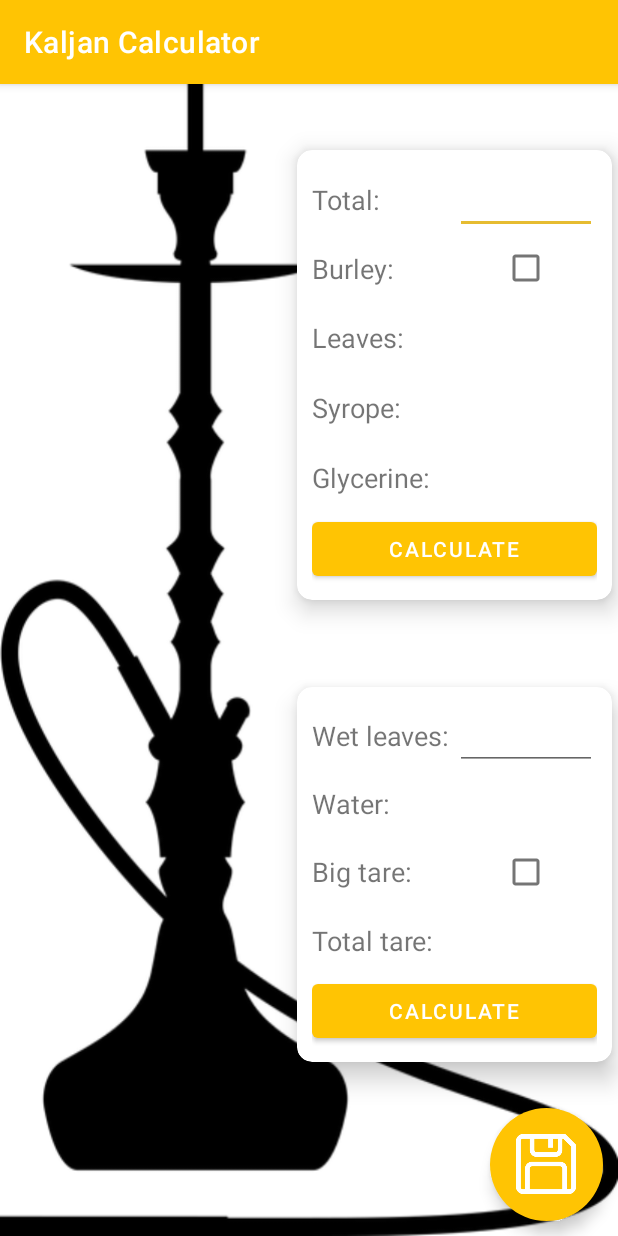
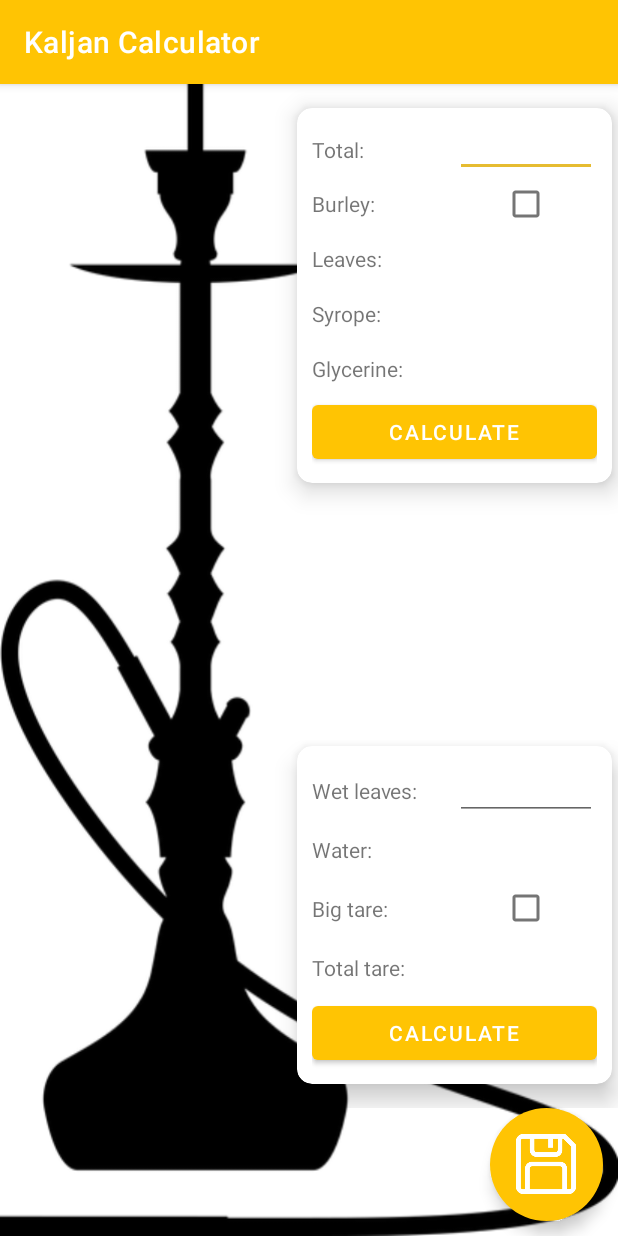
Before and after one commit to xameYeoh/KaljanCalculator, an Android app: the screen it shows after launch (MainActivity), on a phone screen of 412 x 824 dp. Run offline under Robolectric (Android 15) with nearby library versions, the phone set to English and light mode, and no system bars.

Commit message:
Made app ui more modular by relocating tobacco adding logic and ui to fragment and adding it to main activity

```diff
--- a/app/build.gradle
+++ b/app/build.gradle
@@ -32,6 +32,7 @@ dependencies {
     implementation 'androidx.appcompat:appcompat:1.3.1'
     implementation 'com.google.android.material:material:1.4.0'
     implementation 'androidx.constraintlayout:constraintlayout:2.1.0'
+    implementation 'androidx.legacy:legacy-support-v4:1.0.0'
     testImplementation 'junit:junit:4.+'
     androidTestImplementation 'androidx.test.ext:junit:1.1.3'
     androidTestImplementation 'androidx.test.espresso:espresso-core:3.4.0'
--- a/app/src/main/java/com/hfad/kaljancalculator/MainActivity.java
+++ b/app/src/main/java/com/hfad/kaljancalculator/MainActivity.java
@@ -1,6 +1,8 @@
 package com.hfad.kaljancalculator;
 
 import androidx.appcompat.app.AppCompatActivity;
+import androidx.fragment.app.Fragment;
+import androidx.fragment.app.FragmentTransaction;
 
 import android.os.Bundle;
 
@@ -10,116 +12,21 @@ import android.widget.TextView;
 import android.view.View;
 
 public class MainActivity extends AppCompatActivity {
-    private Tobacco tobacco;
-    private Tobacco.Details details;
-    private double burleyRatio = 0.0;
+
 
     @Override
     protected void onCreate(Bundle savedInstanceState) {
         super.onCreate(savedInstanceState);
         setContentView(R.layout.activity_main);
 
-        setupViewsListeners();
+        addFragmentToMainScreen();
     }
 
-    private void setupViewsListeners() {
-        View buttonDryGrid = findViewById(R.id.calculate_button_dry);
-        buttonDryGrid.setOnClickListener(this::createTobaccoAndUpdateViews);
+    private void addFragmentToMainScreen() {
+        Fragment tobaccoSettingsFragment = new TobaccoSettingsFragment();
 
-        View buttonWetGrid = findViewById(R.id.calculate_button_wet);
-        buttonWetGrid.setOnClickListener(this::updateWetTextViews);
-
-        View burleyCheckBox = findViewById(R.id.burley_ratio_checkbox);
-        burleyCheckBox.setOnClickListener(this::toggleBurley);
-    }
-
-    private void createTobaccoAndUpdateViews(View view) {
-        EditText totalField = findViewById(R.id.total);
-        String totalText = totalField.getText().toString();
-        if(!totalText.isEmpty()){
-            int total = Integer.parseInt(totalText);
-            createTobacco(total);
-
-            updateLeavesViews();
-
-            updateDryTobaccoViews();
-        }
-    }
-
-    private void createTobacco(int total) {
-        setBurleyRatio();
-
-        tobacco = new Tobacco.Builder()
-                .setDesiredTotal(total)
-                .setBurleyRatio(burleyRatio)
-                .build();
-        details = tobacco.new Details();
-    }
-
-    private void setBurleyRatio(){
-        EditText burleyField = findViewById(R.id.burley_percent);
-        String burleyPercent = burleyField.getText().toString();
-        if (!burleyPercent.isEmpty()) burleyRatio = Double.parseDouble(burleyPercent) / 100;
-        else burleyRatio = 0.0;
-    }
-
-    private void updateLeavesViews(){
-        TextView burleyWeightField = this.findViewById(R.id.burley_weight);
-        String burleyLeaves = String.valueOf(details.getBurleyLeaves());
-        burleyWeightField.setText(burleyLeaves);
-
-        TextView virginiaWeightField = this.findViewById(R.id.virginia_weight);
-        String virginiaLeaves = String.valueOf(details.getVirginiaLeaves());
-        virginiaWeightField.setText(virginiaLeaves);
-    }
-
-    private void updateDryTobaccoViews(){
-        TextView leavesField = findViewById(R.id.leaves);
-        TextView syropeField = findViewById(R.id.syrope);
-        TextView glycerineField = findViewById(R.id.glycerine);
-
-        String leaves = String.valueOf(tobacco.getLeaves());
-        leavesField.setText(leaves);
-
-        String syrope = String.valueOf(tobacco.getSyrope());
-        syropeField.setText(syrope);
-
-        String glycerine = String.valueOf(tobacco.getGlycerine());
-        glycerineField.setText(glycerine);
-    }
-
-    private void updateWetTextViews(View view) {
-        EditText wetLeavesField = findViewById(R.id.wet_leaves);
-        String wetLeavesText = wetLeavesField.getText().toString();
-
-        if(!wetLeavesText.isEmpty()){
-            TextView waterField = findViewById(R.id.water);
-            int wetLeaves = Integer.parseInt(wetLeavesField.getText().toString());
-            String water = String.valueOf(details.getWaterNeeded(wetLeaves));
-            waterField.setText(water);
-
-            String totalWithTare;
-            CheckBox bigTare = findViewById(R.id.big_tare_checkbox);
-            if(bigTare.isChecked()){
-                totalWithTare = String.valueOf(details.getTotalWithBigTare());
-            }else{
-               totalWithTare = String.valueOf(details.getTotalWithSmallTare());
-            }
-            TextView totalWithTareField = findViewById(R.id.total_weight_with_tare);
-            totalWithTareField.setText(totalWithTare);
-        }
-    }
-
-    private void toggleBurley(View view){
-        CheckBox burleyIncluded = (CheckBox) view;
-        View leavesContentsCard = findViewById(R.id.leaves_contents);
-
-        if(burleyIncluded.isChecked()){
-            leavesContentsCard.setVisibility(View.VISIBLE);
-        }
-        else{
-            leavesContentsCard.setVisibility(View.INVISIBLE);
-            burleyRatio = 0.0;
-        }
+        FragmentTransaction transaction = getSupportFragmentManager().beginTransaction();
+        transaction.add(R.id.fragment_container, tobaccoSettingsFragment);
+        transaction.commit();
     }
 }
--- /dev/null
+++ b/app/src/main/java/com/hfad/kaljancalculator/TobaccoSettingsFragment.java
@@ -0,0 +1,140 @@
+package com.hfad.kaljancalculator;
+
+import android.os.Bundle;
+
+import androidx.fragment.app.Fragment;
+
+import android.view.LayoutInflater;
+import android.view.View;
+import android.view.ViewGroup;
+import android.widget.CheckBox;
+import android.widget.EditText;
+import android.widget.TextView;
+
+public class TobaccoSettingsFragment extends Fragment {
+    private Tobacco tobacco;
+    private Tobacco.Details details;
+    private double burleyRatio = 0.0;
+    private View root;
+
+    @Override
+    public void onCreate(Bundle savedInstanceState) {
+        super.onCreate(savedInstanceState);
+    }
+
+    @Override
+    public View onCreateView(LayoutInflater inflater, ViewGroup container,
+                             Bundle savedInstanceState) {
+        return inflater.inflate(R.layout.fragment_tobacco_settings, container, false);
+    }
+
+    @Override
+    public void onViewCreated(View view, Bundle savedInstance) {
+        super.onViewCreated(view, savedInstance);
+
+        root = view;
+        setupViewsListeners();
+    }
+
+    private void setupViewsListeners() {
+
+        View buttonDryGrid = root.findViewById(R.id.calculate_button_dry);
+        buttonDryGrid.setOnClickListener(this::createTobaccoAndUpdateViews);
+
+        View buttonWetGrid = root.findViewById(R.id.calculate_button_wet);
+        buttonWetGrid.setOnClickListener(this::updateWetTextViews);
+
+        View burleyCheckBox = root.findViewById(R.id.burley_ratio_checkbox);
+        burleyCheckBox.setOnClickListener(this::toggleBurley);
+    }
+
+    private void createTobaccoAndUpdateViews(View view) {
+        EditText totalField = root.findViewById(R.id.total);
+        String totalText = totalField.getText().toString();
+        if(!totalText.isEmpty()){
+            int total = Integer.parseInt(totalText);
+            createTobacco(total);
+
+            updateLeavesViews();
+
+            updateDryTobaccoViews();
+        }
+    }
+
+    private void createTobacco(int total) {
+        setBurleyRatio();
+
+        tobacco = new Tobacco.Builder()
+                .setDesiredTotal(total)
+                .setBurleyRatio(burleyRatio)
+                .build();
+        details = tobacco.new Details();
+    }
+
+    private void setBurleyRatio(){
+        EditText burleyField = root.findViewById(R.id.burley_percent);
+        String burleyPercent = burleyField.getText().toString();
+        if (!burleyPercent.isEmpty()) burleyRatio = Double.parseDouble(burleyPercent) / 100;
+        else burleyRatio = 0.0;
+    }
+
+    private void updateLeavesViews(){
+        TextView burleyWeightField = this.root.findViewById(R.id.burley_weight);
+        String burleyLeaves = String.valueOf(details.getBurleyLeaves());
+        burleyWeightField.setText(burleyLeaves);
+
+        TextView virginiaWeightField = this.root.findViewById(R.id.virginia_weight);
+        String virginiaLeaves = String.valueOf(details.getVirginiaLeaves());
+        virginiaWeightField.setText(virginiaLeaves);
+    }
+
+    private void updateDryTobaccoViews(){
+        TextView leavesField = root.findViewById(R.id.leaves);
+        TextView syropeField = root.findViewById(R.id.syrope);
+        TextView glycerineField = root.findViewById(R.id.glycerine);
+
+        String leaves = String.valueOf(tobacco.getLeaves());
+        leavesField.setText(leaves);
+
+        String syrope = String.valueOf(tobacco.getSyrope());
+        syropeField.setText(syrope);
+
+        String glycerine = String.valueOf(tobacco.getGlycerine());
+        glycerineField.setText(glycerine);
+    }
+
+    private void updateWetTextViews(View view) {
+        EditText wetLeavesField = root.findViewById(R.id.wet_leaves);
+        String wetLeavesText = wetLeavesField.getText().toString();
+
+        if(!wetLeavesText.isEmpty()){
+            TextView waterField = root.findViewById(R.id.water);
+            int wetLeaves = Integer.parseInt(wetLeavesField.getText().toString());
+            String water = String.valueOf(details.getWaterNeeded(wetLeaves));
+            waterField.setText(water);
+
+            String totalWithTare;
+            CheckBox bigTare = root.findViewById(R.id.big_tare_checkbox);
+            if(bigTare.isChecked()){
+                totalWithTare = String.valueOf(details.getTotalWithBigTare());
+            }else{
+                totalWithTare = String.valueOf(details.getTotalWithSmallTare());
+            }
+            TextView totalWithTareField = root.findViewById(R.id.total_weight_with_tare);
+            totalWithTareField.setText(totalWithTare);
+        }
+    }
+
+    private void toggleBurley(View view){
+        CheckBox burleyIncluded = (CheckBox) view;
+        View leavesContentsCard = root.findViewById(R.id.leaves_contents);
+
+        if(burleyIncluded.isChecked()){
+            leavesContentsCard.setVisibility(View.VISIBLE);
+        }
+        else{
+            leavesContentsCard.setVisibility(View.INVISIBLE);
+            burleyRatio = 0.0;
+        }
+    }
+}
--- a/app/src/main/res/layout/activity_main.xml
+++ b/app/src/main/res/layout/activity_main.xml
@@ -1,45 +1,19 @@
 <?xml version="1.0" encoding="utf-8"?>
 <androidx.constraintlayout.widget.ConstraintLayout xmlns:android="http://schemas.android.com/apk/res/android"
+    xmlns:app="http://schemas.android.com/apk/res-auto"
     android:id="@+id/root_view"
-    xmlns:app="http://schemas.android.com/apk/res-auto"
     xmlns:tools="http://schemas.android.com/tools"
     android:layout_width="match_parent"
     android:layout_height="match_parent"
+    android:orientation="vertical"
     android:background="@drawable/hookah_left"
     tools:context=".MainActivity">
 
-    <include
-        android:id="@+id/grid_dry"
-        layout="@layout/card_grid_dry_properties"
-        android:layout_width="210dp"
-        android:layout_height="300dp"
-        android:layout_marginTop="44dp"
-        android:layout_marginEnd="4dp"
-        app:layout_constraintBottom_toTopOf="@+id/grid_wet"
-        app:layout_constraintEnd_toEndOf="parent"
-        app:layout_constraintTop_toTopOf="parent"
-        app:layout_constraintVertical_bias="0.0" />
-
-    <include
-        android:id="@+id/grid_wet"
-        layout="@layout/card_grid_wet_properties"
-        android:layout_width="210dp"
-        android:layout_height="250dp"
-        android:layout_marginEnd="4dp"
-        android:layout_marginBottom="116dp"
-        app:layout_constraintBottom_toBottomOf="parent"
-        app:layout_constraintEnd_toEndOf="parent" />
-
-    <include
-        android:id="@+id/leaves_contents"
-        layout="@layout/card_leaves_contents"
-        android:layout_width="159dp"
-        android:layout_height="158dp"
-        android:layout_marginTop="44dp"
-        android:layout_marginEnd="12dp"
-        android:visibility="invisible"
-        app:layout_constraintEnd_toStartOf="@+id/grid_dry"
-        app:layout_constraintHorizontal_bias="1.0"
+    <FrameLayout
+        android:id="@+id/fragment_container"
+        android:layout_width="match_parent"
+        android:layout_height="0dp"
+        app:layout_constraintBottom_toTopOf="@+id/fab"
         app:layout_constraintStart_toStartOf="parent"
         app:layout_constraintTop_toTopOf="parent" />
 
@@ -52,5 +26,4 @@
         app:layout_constraintBottom_toBottomOf="parent"
         app:layout_constraintEnd_toEndOf="parent"
         android:contentDescription="@string/save_recipe"/>
-
 </androidx.constraintlayout.widget.ConstraintLayout>
--- /dev/null
+++ b/app/src/main/res/layout/fragment_tobacco_settings.xml
@@ -0,0 +1,45 @@
+<?xml version="1.0" encoding="utf-8"?>
+<androidx.constraintlayout.widget.ConstraintLayout xmlns:android="http://schemas.android.com/apk/res/android"
+    xmlns:app="http://schemas.android.com/apk/res-auto"
+    xmlns:tools="http://schemas.android.com/tools"
+    android:id="@+id/root_view"
+    android:layout_width="match_parent"
+    android:layout_height="match_parent"
+
+    tools:context=".TobaccoSettingsFragment">
+
+    <include
+        android:id="@+id/grid_dry"
+        layout="@layout/card_grid_dry_properties"
+        android:layout_width="210dp"
+        android:layout_height="250dp"
+        android:layout_marginTop="16dp"
+        android:layout_marginEnd="4dp"
+        app:layout_constraintEnd_toEndOf="parent"
+        app:layout_constraintTop_toTopOf="parent" />
+
+    <include
+        android:id="@+id/grid_wet"
+        layout="@layout/card_grid_wet_properties"
+        android:layout_width="210dp"
+        android:layout_height="225dp"
+        android:layout_marginEnd="4dp"
+        android:layout_marginBottom="16dp"
+        app:layout_constraintBottom_toBottomOf="parent"
+        app:layout_constraintEnd_toEndOf="parent" />
+
+    <include
+        android:id="@+id/leaves_contents"
+        layout="@layout/card_leaves_contents"
+        android:layout_width="159dp"
+        android:layout_height="158dp"
+        android:layout_marginTop="16dp"
+        android:layout_marginEnd="12dp"
+        android:visibility="invisible"
+        app:layout_constraintEnd_toStartOf="@+id/grid_dry"
+        app:layout_constraintHorizontal_bias="0.615"
+        app:layout_constraintStart_toStartOf="parent"
+        app:layout_constraintTop_toTopOf="parent" />
+
+
+</androidx.constraintlayout.widget.ConstraintLayout>
--- a/app/src/main/res/values/strings.xml
+++ b/app/src/main/res/values/strings.xml
@@ -14,4 +14,6 @@
     <string name="virginia_concentration">Virginia:</string>
     <string name="save_recipe">Save the recipe</string>
     <string name="big_tare">Big tare:</string>
+    <!-- TODO: Remove or change this placeholder text -->
+    <string name="hello_blank_fragment">Hello blank fragment</string>
 </resources>
--- a/app/src/main/res/values/styles.xml
+++ b/app/src/main/res/values/styles.xml
@@ -7,7 +7,7 @@
         <item name="android:layout_rowWeight">1</item>
         <item name="android:ems">10</item>
         <item name="android:gravity">center_vertical</item>
-        <item name="android:textSize">18sp</item>
+        <item name="android:textSize">14sp</item>
         <item name="background">@color/blackOpaque</item>
     </style>
     <style name="grid">
```
